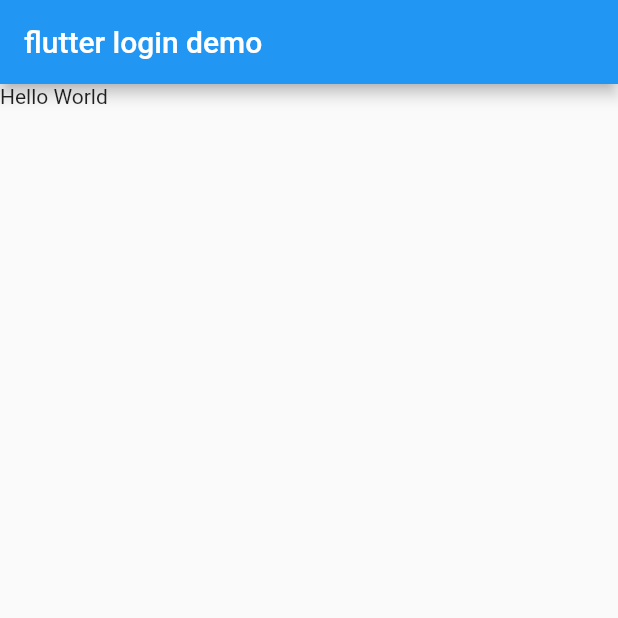
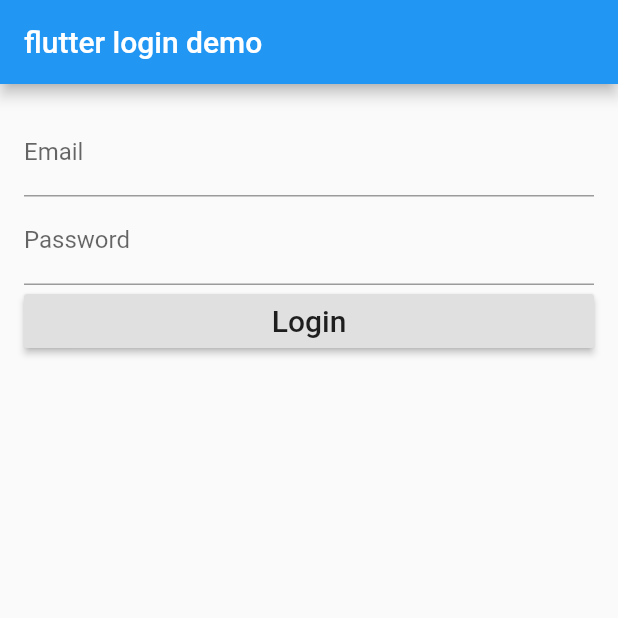
Before and after one commit to UedaTakeyuki/login_demo, a Flutter app: the screen it shows after launch, on a phone screen of 412 x 824 dp, the top half of it. Run offline on Flutter 3.47's test engine with Material 2 defaults, Android fonts, the phone set to English and light mode, and no system bars; our stand-ins replace firebase_auth; accounts and stored records are empty.

Commit message:
lesson #2

```diff
--- a/lib/login_page.dart
+++ b/lib/login_page.dart
@@ -1,4 +1,5 @@
 import 'package:flutter/material.dart';
+import 'package:firebase_auth/firebase_auth.dart';
 
 class LoginPage extends StatefulWidget {
   @override
@@ -7,8 +8,26 @@ class LoginPage extends StatefulWidget {
 
 class _LoginPageState extends State<LoginPage> {
 
+  final formKey = new GlobalKey<FormState>();
+
   String _email;
   String _password;
+
+  bool validateAndSave(){
+    final form = formKey.currentState;
+    if (form.validate()){
+      form.save();
+      return true;
+    } else {
+      return false;
+    }
+  }
+
+  void validateAndSubmit(){
+    if(validateAndSave()){
+
+    }
+  }
 
   @override
   Widget build(BuildContext context) {
@@ -18,7 +37,36 @@ class _LoginPageState extends State<LoginPage> {
         title: new Text('flutter login demo'),
       ),
       body: new Container(
-        child: new Text('Hello World'),
+        child: Padding(
+          padding: const EdgeInsets.all(16.0),
+          child: new Form(
+            key: formKey,
+            child: new Column(
+              crossAxisAlignment: CrossAxisAlignment.stretch,
+              children: <Widget>[
+                new TextFormField(
+                  decoration: new InputDecoration(
+                    labelText: 'Email',
+                  ),
+                  validator: (value) => value.isEmpty ? 'Email can\'t be empty' : null,
+                  onSaved: (value) => _email = value,
+                ),
+                new TextFormField(
+                  decoration: new InputDecoration(
+                    labelText: 'Password',
+                  ),
+                  validator: (value) => value.isEmpty ? 'Password can\'t be empty' : null,
+                  obscureText: true,
+                  onSaved: (value) => _password = value,
+                ),
+                new RaisedButton(
+                  onPressed: validateAndSubmit,
+                  child: new Text('Login', style: new TextStyle(fontSize: 20.0),),
+                )
+              ],
+            ),
+          ),
+        ),
       ),
     );
   }
--- a/pubspec.yaml
+++ b/pubspec.yaml
@@ -19,6 +19,7 @@ environment:
 dependencies:
   flutter:
     sdk: flutter
+  firebase_auth: ^0.14.0+5
 
   # The following adds the Cupertino Icons font to your application.
   # Use with the CupertinoIcons class for iOS style icons.
```
Also changed, not shown: pubspec.lock, 7 other files.
